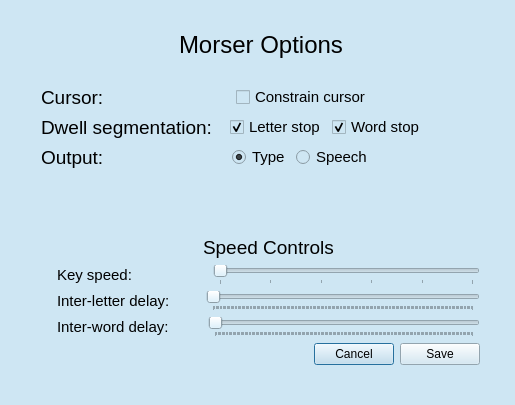
Qt form morseInput/src/morseInput/qt_files/morserOptions/morseroptions.ui (ros-visualization/robhum_ui_utils) before a commit.
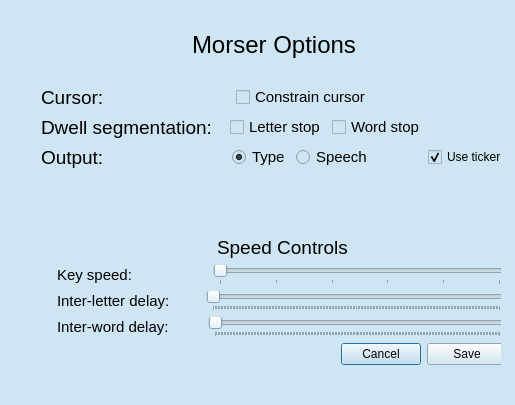
The same form after that commit.

Commit message: Added Morse speed timer. Ticker tape still has problems: added a space erases all text.

Diff of the .ui file:
```diff
--- a/morseInput/src/morseInput/qt_files/morserOptions/morseroptions.ui
+++ b/morseInput/src/morseInput/qt_files/morserOptions/morseroptions.ui
@@ -42,7 +42,7 @@
      <rect>
       <x>20</x>
       <y>10</y>
-      <width>461</width>
+      <width>488</width>
       <height>356</height>
      </rect>
     </property>
@@ -205,8 +205,11 @@
          <property name="text">
           <string>Letter stop</string>
          </property>
+         <property name="checkable">
+          <bool>false</bool>
+         </property>
          <property name="checked">
-          <bool>true</bool>
+          <bool>false</bool>
          </property>
         </widget>
        </item>
@@ -220,8 +223,11 @@
          <property name="text">
           <string>Word stop</string>
          </property>
+         <property name="checkable">
+          <bool>false</bool>
+         </property>
          <property name="checked">
-          <bool>true</bool>
+          <bool>false</bool>
          </property>
         </widget>
        </item>
@@ -313,6 +319,16 @@
          </property>
         </spacer>
        </item>
+       <item>
+        <widget class="QCheckBox" name="useTickerCheckBox">
+         <property name="text">
+          <string>Use ticker</string>
+         </property>
+         <property name="checked">
+          <bool>true</bool>
+         </property>
+        </widget>
+       </item>
       </layout>
      </item>
      <item>
```
The commit also changes 3 other files.
